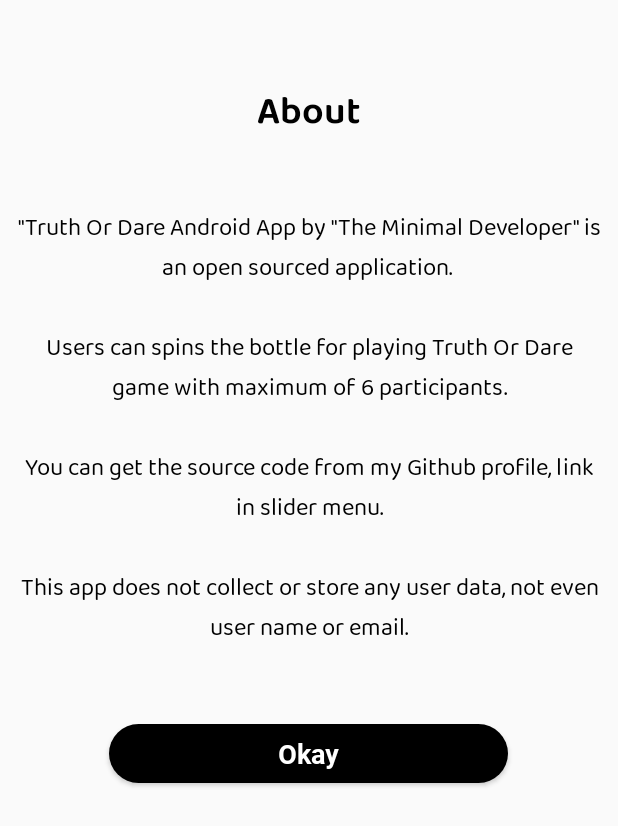
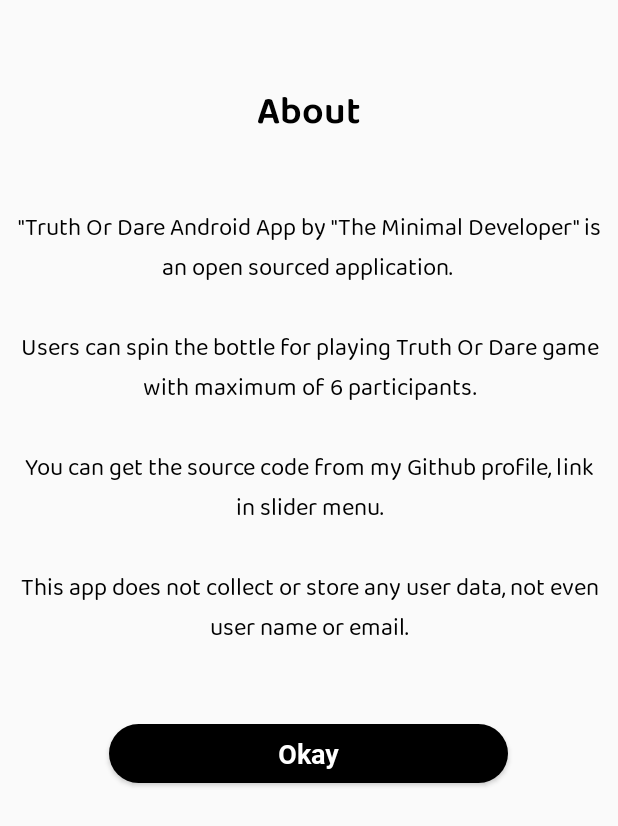
Before and after one commit to nirajwagh/truth_or_dare_android_app, an Android app: the AppAbout screen opened directly, with no data from a screen before it, on a phone screen of 412 x 824 dp. Shown: the top 826 px of the screen. Run offline under Robolectric (Android 15) with nearby library versions, the phone set to English and light mode, and no system bars.

```diff
--- a/app/src/main/res/values/strings.xml
+++ b/app/src/main/res/values/strings.xml
@@ -1,7 +1,7 @@
 <resources>
     <string name="app_name">Truth Or Dare</string>
     <string name="app_about">
-        \"Truth Or Dare" Android App by \"The Minimal Developer\" is an open sourced application. \n\nUsers can spins the bottle for playing Truth Or Dare game with maximum of 6 participants.\n\nYou can get the source code from my Github profile, link in slider menu.\n\nThis app does not collect or store any user data, not even user name or email.
+        \"Truth Or Dare" Android App by \"The Minimal Developer\" is an open sourced application. \n\nUsers can spin the bottle for playing Truth Or Dare game with maximum of 6 participants.\n\nYou can get the source code from my Github profile, link in slider menu.\n\nThis app does not collect or store any user data, not even user name or email.
     </string>
 
 
```
